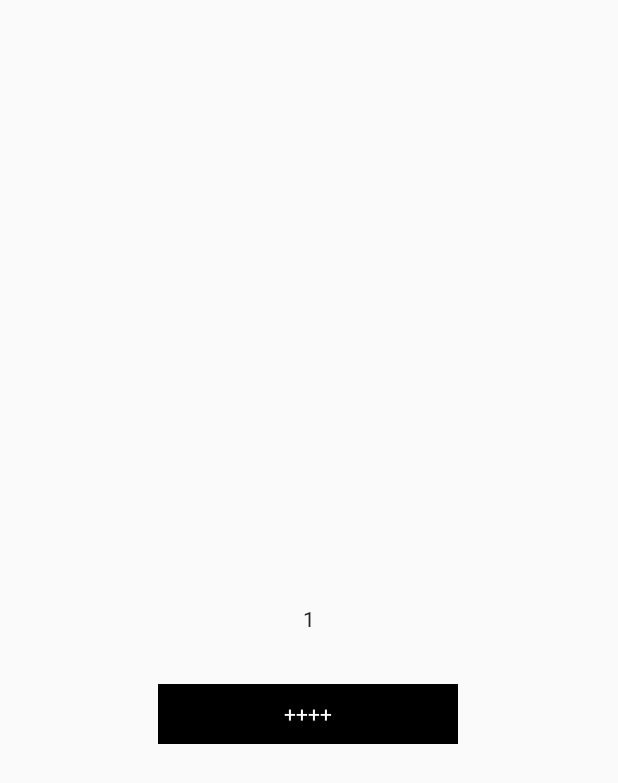
After one commit to YuanTiger/TigerGank-MVVM, an Android app: the ViewModelTestActivity screen opened directly, with no data from a screen before it, on a phone screen of 412 x 824 dp. The commit adds this screen. Shown: the top 783 px of the screen. Run offline under Robolectric (Android 15) with nearby library versions, the phone set to English and light mode, and no system bars.

Commit message:
LiveData + ViewModel 学习

```diff
--- a/app/src/main/AndroidManifest.xml
+++ b/app/src/main/AndroidManifest.xml
@@ -22,7 +22,8 @@
         </activity>
 
         <activity android:name=".activity.TestActivity" />
-        <activity android:name=".test.TestActivity2" />
+        <activity android:name=".test.lifecycle.MyLocationTestActivity" />
+        <activity android:name=".test.viewmodel.ViewModelTestActivity" />
 
         <service android:name=".test.lifecycle.MyLocationService"/>
     </application>
--- a/app/src/main/java/com/my/gank/activity/MainActivity.kt
+++ b/app/src/main/java/com/my/gank/activity/MainActivity.kt
@@ -3,16 +3,13 @@ package com.my.gank.activity
 import android.content.Intent
 import android.os.Bundle
 import android.view.View
-import android.widget.Chronometer
 import android.widget.TextView
 import androidx.appcompat.app.AppCompatActivity
-import androidx.lifecycle.MutableLiveData
-import androidx.lifecycle.Observer
 import com.my.gank.R
 import com.my.gank.base.lifecycle.ActivityLifecycleObserver
-import com.my.gank.test.TestActivity2
+import com.my.gank.test.lifecycle.MyLocationTestActivity
 import com.my.gank.test.lifecycle.MyChronometer
-import com.my.gank.utils.LogUtils
+import com.my.gank.test.viewmodel.ViewModelTestActivity
 
 /**
  * Author: mengyuan
@@ -41,7 +38,7 @@ class MainActivity : AppCompatActivity(), View.OnClickListener {
     override fun onClick(view: View?) {
         when (view?.id) {
             R.id.tv_test -> {
-                val intent = Intent(this, TestActivity2::class.java)
+                val intent = Intent(this, ViewModelTestActivity::class.java)
                 startActivity(intent)
             }
             else -> {
--- a/app/src/main/java/com/my/gank/test/TestActivity2.kt
+++ b/app/src/main/java/com/my/gank/test/lifecycle/MyLocationTestActivity.kt
@@ -1,17 +1,11 @@
-package com.my.gank.test
+package com.my.gank.test.lifecycle
 
 import android.content.Intent
 import android.os.Bundle
 import android.view.View
 import android.widget.TextView
-import android.widget.Toast
 import androidx.appcompat.app.AppCompatActivity
-import androidx.lifecycle.MutableLiveData
-import androidx.lifecycle.Observer
 import com.my.gank.R
-import com.my.gank.base.lifecycle.ActivityLifecycleObserver
-import com.my.gank.test.lifecycle.MyLocationService
-import com.my.gank.utils.LogUtils
 
 /**
  * Author: mengyuan
@@ -19,13 +13,12 @@ import com.my.gank.utils.LogUtils
  * E-Mail: mengyuanzz@126.com
  * -----------
  */
-class TestActivity2 : AppCompatActivity(), View.OnClickListener {
+class MyLocationTestActivity : AppCompatActivity(), View.OnClickListener {
 
     override fun onCreate(savedInstanceState: Bundle?) {
         super.onCreate(savedInstanceState)
 
         setContentView(R.layout.activity_test2)
-
 
         findViewById<TextView>(R.id.tv_start).setOnClickListener(this)
         findViewById<TextView>(R.id.tv_finish).setOnClickListener(this)
--- /dev/null
+++ b/app/src/main/java/com/my/gank/test/viewmodel/ViewModelTest.java
@@ -0,0 +1,26 @@
+package com.my.gank.test.viewmodel;
+
+import androidx.lifecycle.MutableLiveData;
+import androidx.lifecycle.ViewModel;
+
+/**
+ * Author: mengyuan
+ * Date  : 2021/10/12/7:03 下午
+ * E-Mail: mengyuanzz@126.com
+ * -----------
+ */
+public class ViewModelTest  extends ViewModel {
+
+
+    private MutableLiveData<Integer> testNum;
+
+
+    public MutableLiveData<Integer> getTestNum(){
+        if(testNum == null){
+            testNum = new MutableLiveData<>();
+            testNum.setValue(0);
+        }
+        return  testNum;
+    }
+
+}
--- /dev/null
+++ b/app/src/main/java/com/my/gank/test/viewmodel/ViewModelTestActivity.java
@@ -0,0 +1,71 @@
+package com.my.gank.test.viewmodel;
+
+import android.os.Bundle;
+import android.os.ParcelUuid;
+import android.view.View;
+import android.widget.TextView;
+
+import androidx.annotation.Nullable;
+import androidx.appcompat.app.AppCompatActivity;
+import androidx.lifecycle.Observer;
+import androidx.lifecycle.ViewModelProvider;
+
+import com.my.gank.R;
+
+import java.util.Timer;
+import java.util.TimerTask;
+
+/**
+ * Author: mengyuan
+ * Date  : 2021/10/12/6:50 下午
+ * E-Mail: mengyuanzz@126.com
+ * -----------
+ */
+public class ViewModelTestActivity extends AppCompatActivity implements View.OnClickListener {
+
+    private TextView testView;
+
+    private ViewModelTest viewModelTest;
+
+    @Override
+    protected void onCreate(@Nullable @org.jetbrains.annotations.Nullable Bundle savedInstanceState) {
+        super.onCreate(savedInstanceState);
+
+        setContentView(R.layout.activity_view_model);
+
+        testView = findViewById(R.id.tv_test);
+        findViewById(R.id.tv_add).setOnClickListener(this);
+
+        viewModelTest = new ViewModelProvider(this, new ViewModelProvider.AndroidViewModelFactory(getApplication())).get(ViewModelTest.class);
+
+        viewModelTest.getTestNum().observe(this, new Observer<Integer>() {
+            @Override
+            public void onChanged(Integer integer) {
+                testView.setText(String.valueOf(integer));
+            }
+        });
+
+        testView.setText(String.valueOf(viewModelTest.getTestNum()));
+
+        startTimer();
+    }
+
+    private void startTimer() {
+        new Timer().schedule(new TimerTask() {
+            @Override
+            public void run() {
+                viewModelTest.getTestNum().postValue(viewModelTest.getTestNum().getValue() + 1);
+            }
+        }, 1000, 1000);
+    }
+
+
+    @Override
+    public void onClick(View view) {
+        switch (view.getId()) {
+            case R.id.tv_add:
+                testView.setText(String.valueOf(viewModelTest.getTestNum()));
+                break;
+        }
+    }
+}
--- /dev/null
+++ b/app/src/main/res/layout/activity_view_model.xml
@@ -0,0 +1,36 @@
+<?xml version="1.0" encoding="utf-8"?>
+<androidx.constraintlayout.widget.ConstraintLayout xmlns:android="http://schemas.android.com/apk/res/android"
+    xmlns:app="http://schemas.android.com/apk/res-auto"
+    android:layout_width="match_parent"
+    android:layout_height="match_parent">
+
+
+    <TextView
+        android:id="@+id/tv_test"
+        android:layout_width="wrap_content"
+        android:layout_height="wrap_content"
+        android:text="AAAAAAAAAAAAAA"
+        android:textColor="#242323"
+        app:layout_constraintBottom_toBottomOf="parent"
+        app:layout_constraintEnd_toEndOf="parent"
+        app:layout_constraintStart_toStartOf="parent"
+        app:layout_constraintTop_toTopOf="parent" />
+
+
+    <TextView
+        android:id="@+id/tv_add"
+        android:layout_width="200dp"
+        android:layout_height="40dp"
+        android:background="#000000"
+        android:gravity="center"
+        android:text="++++"
+        android:textColor="#ffffff"
+        app:layout_constraintBottom_toBottomOf="parent"
+        app:layout_constraintEnd_toEndOf="parent"
+        app:layout_constraintHorizontal_bias="0.498"
+        app:layout_constraintStart_toStartOf="parent"
+        app:layout_constraintTop_toTopOf="parent"
+        app:layout_constraintVertical_bias="0.582" />
+
+
+</androidx.constraintlayout.widget.ConstraintLayout>
```
